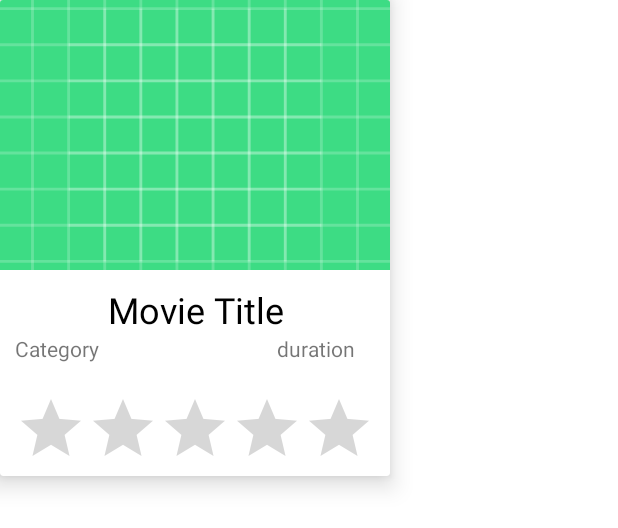
After one commit to lexlopez-dev/MovieApp, an Android app: the layout movie_list_item.xml on its own in the app's theme, with its tools: preview values and no code run, on a phone screen of 412 x 824 dp. The commit adds this screen. Shown: the top 528 px of the screen. Run offline under Robolectric (Android 15) with nearby library versions, the phone set to English and light mode, and no system bars.

Commit message:
Added MVVM and movie card xml

```diff
--- a/app/src/main/AndroidManifest.xml
+++ b/app/src/main/AndroidManifest.xml
@@ -9,7 +9,8 @@
         android:label="@string/app_name"
         android:roundIcon="@mipmap/ic_launcher_round"
         android:supportsRtl="true"
-        android:theme="@style/Theme.MovieApp">
+        android:theme="@style/Theme.MovieApp"
+        android:networkSecurityConfig="@xml/network_security_config">
         <activity
             android:name=".MainActivity"
             android:exported="true">
--- a/app/src/main/java/com/lexandroid/movieapp/repositories/MovieRepository.java
+++ b/app/src/main/java/com/lexandroid/movieapp/repositories/MovieRepository.java
@@ -30,6 +30,11 @@ public class MovieRepository {
         return movieApiClient.getMovies();
     }
 
+    //2 - calling the method in repository
+    public void searchMovieApi(String query, int page) {
+        movieApiClient.searchMoviesApi(query, page);
+    }
+
 
 
 }
--- a/app/src/main/java/com/lexandroid/movieapp/request/MovieApiClient.java
+++ b/app/src/main/java/com/lexandroid/movieapp/request/MovieApiClient.java
@@ -48,7 +48,7 @@ public class MovieApiClient {
     }
 
 
-    //
+    // 1 - This method that we are going to call through the classes
     public void searchMoviesApi(String query, int page) {
 
         if(retrieveMoviesRunnable != null) {
@@ -65,7 +65,7 @@ public class MovieApiClient {
                 //Cancelling the retrofit call
                 myHandler.cancel(true);
             }
-        }, 5000, TimeUnit.MICROSECONDS);
+        }, 3000, TimeUnit.MILLISECONDS);
     }
 
     //Retrieving data from rest api
--- /dev/null
+++ b/app/src/main/res/layout/movie_list_item.xml
@@ -0,0 +1,81 @@
+<?xml version="1.0" encoding="utf-8"?>
+<LinearLayout xmlns:android="http://schemas.android.com/apk/res/android"
+    xmlns:tools="http://schemas.android.com/tools"
+    android:layout_width="match_parent"
+    xmlns:app="http://schemas.android.com/apk/res-auto"
+    android:orientation="vertical"
+    android:layout_height="match_parent">
+
+    <androidx.cardview.widget.CardView
+        android:layout_width="260dp"
+        android:layout_height="317dp"
+        android:id="@+id/cardView"
+        app:cardElevation="10dp">
+
+        <LinearLayout
+            android:layout_width="match_parent"
+            android:layout_height="wrap_content"
+            android:orientation="vertical">
+
+            <ImageView
+                android:layout_width="match_parent"
+                android:layout_height="180dp"
+                android:scaleType="centerCrop"
+                android:id="@+id/movie_img"
+                android:src="@drawable/ic_launcher_background"/>
+
+            <LinearLayout
+                android:layout_width="match_parent"
+                android:layout_height="wrap_content"
+                android:orientation="vertical"
+                android:padding="10dp">
+
+                <TextView
+                    android:layout_width="match_parent"
+                    android:layout_height="wrap_content"
+                    android:textSize="24sp"
+                    android:textColor="#000000"
+                    android:text="Movie Title"
+                    android:gravity="center"
+                    android:id="@+id/movie_title"/>
+
+                <LinearLayout
+                    android:layout_width="match_parent"
+                    android:layout_height="wrap_content"
+                    android:orientation="horizontal"
+                    android:weightSum="100">
+
+                    <TextView
+                        android:layout_width="wrap_content"
+                        android:layout_height="wrap_content"
+                        android:layout_weight="90"
+                        android:textSize="14sp"
+                        android:text="Category"
+                        android:id="@+id/movie_category"
+                        android:gravity="start"/>
+
+                    <TextView
+                        android:layout_width="wrap_content"
+                        android:layout_height="wrap_content"
+                        android:layout_weight="10"
+                        android:textSize="14sp"
+                        android:text="duration"
+                        android:id="@+id/movie_duration"
+                        android:layout_gravity="center"/>
+                </LinearLayout>
+            </LinearLayout>
+
+            <RatingBar
+                android:layout_width="match_parent"
+                android:layout_height="wrap_content"
+                android:numStars="5"
+                android:layout_margin="10dp"
+                android:id="@+id/rating_bar"/>
+
+
+        </LinearLayout>
+
+    </androidx.cardview.widget.CardView>
+
+
+</LinearLayout>
```
Also changed, not shown: app/src/main/java/com/lexandroid/movieapp/MainActivity.java (+103 -77 lines), app/src/main/java/com/lexandroid/movieapp/viewmodels/MovieListViewModel.java (+7 -0 lines), app/src/main/res/xml/network_security_config.xml (added, +8 -0 lines).
